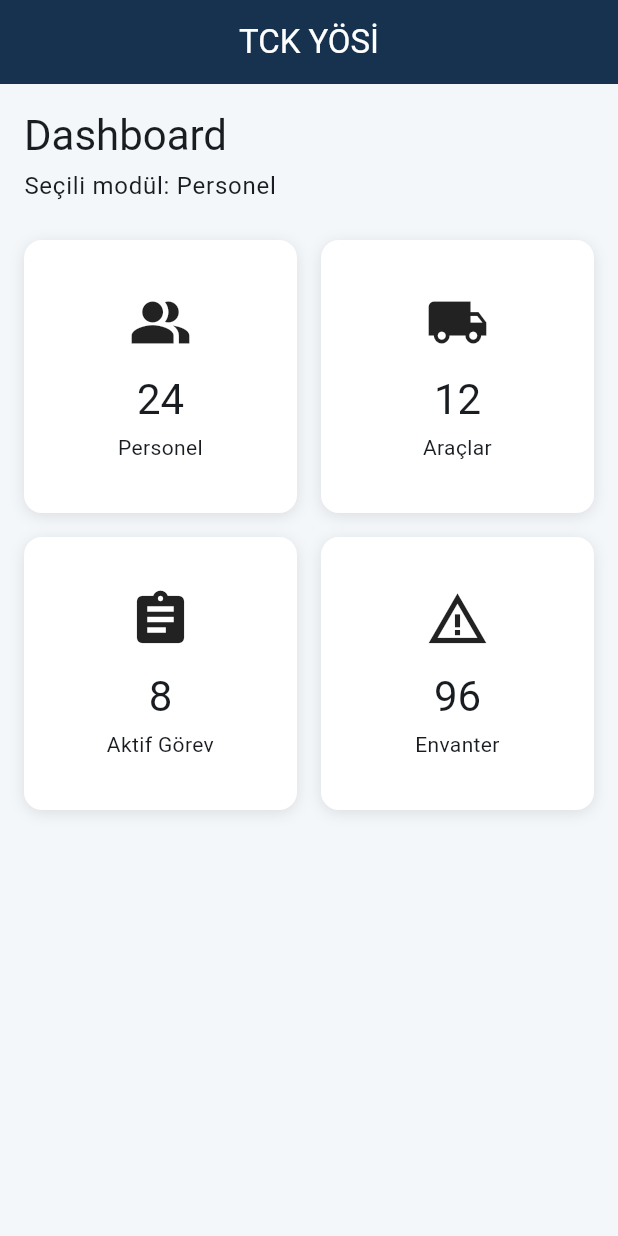
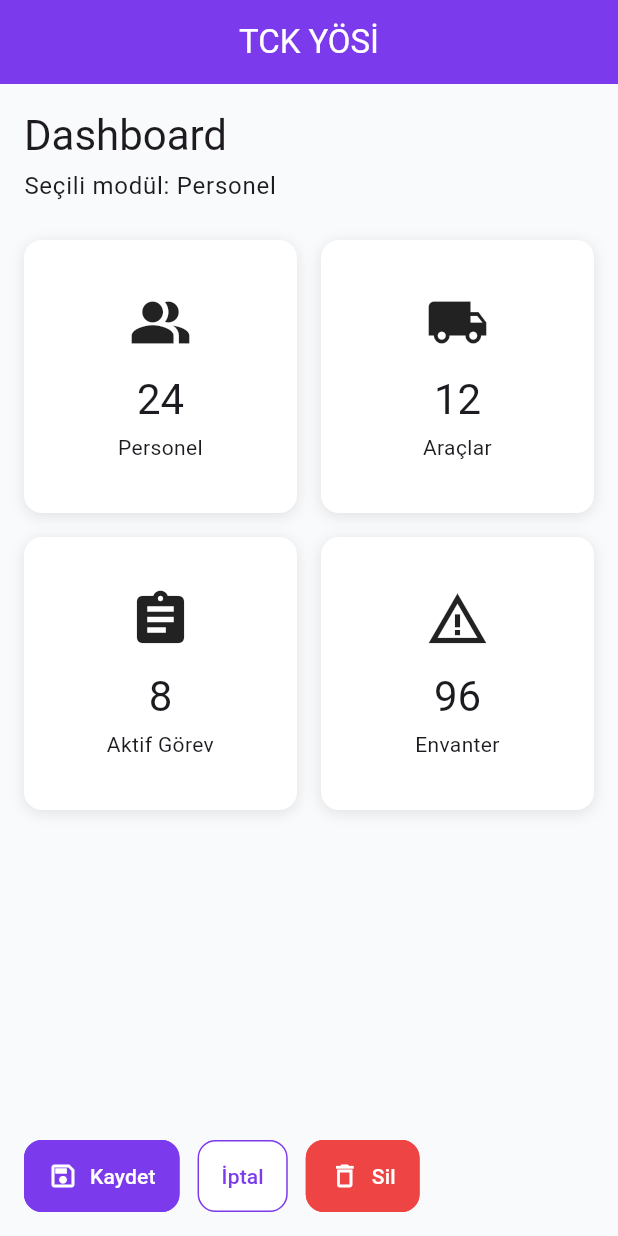
Before and after one commit to caneribrahimoglu/tck_yosi, a Flutter app: the screen it shows after launch, on a phone screen of 412 x 824 dp. Run offline on Flutter 3.47's test engine with Material 3 defaults, Android fonts, the light colour scheme and no system bars.

Commit message:
[TCK-005] Add reusable AppButton component with variants

```diff
--- /dev/null
+++ b/lib/core/enums/app_button_size.dart
@@ -0,0 +1 @@
+enum AppButtonSize { small, medium, large }
--- /dev/null
+++ b/lib/core/enums/app_button_variant.dart
@@ -0,0 +1 @@
+enum AppButtonVariant { primary, secondary, danger }
--- /dev/null
+++ b/lib/core/theme/app_button_theme.dart
@@ -0,0 +1,67 @@
+import 'package:flutter/material.dart';
+
+import '../constants/app_radius.dart';
+import '../constants/app_spacing.dart';
+import '../enums/app_button_size.dart';
+import '../enums/app_button_variant.dart';
+import 'app_colors.dart';
+
+class AppButtonTheme {
+  AppButtonTheme._();
+
+  static const BorderRadius borderRadius = AppRadius.md;
+
+  static double height(AppButtonSize size) {
+    return switch (size) {
+      AppButtonSize.small => 40,
+      AppButtonSize.medium => 48,
+      AppButtonSize.large => 56,
+    };
+  }
+
+  static Color backgroundColor(AppButtonVariant variant) {
+    return switch (variant) {
+      AppButtonVariant.primary => AppColors.primary,
+      AppButtonVariant.secondary => AppColors.surface,
+      AppButtonVariant.danger => AppColors.error,
+    };
+  }
+
+  static Color foregroundColor(AppButtonVariant variant) {
+    return switch (variant) {
+      AppButtonVariant.primary => AppColors.textOnPrimary,
+      AppButtonVariant.secondary => AppColors.primary,
+      AppButtonVariant.danger => AppColors.textOnPrimary,
+    };
+  }
+
+  static Color borderColor(AppButtonVariant variant) {
+    return switch (variant) {
+      AppButtonVariant.primary => AppColors.primary,
+      AppButtonVariant.secondary => AppColors.primary,
+      AppButtonVariant.danger => AppColors.error,
+    };
+  }
+
+  static EdgeInsetsGeometry padding(AppButtonSize size) {
+    return switch (size) {
+      AppButtonSize.small => const EdgeInsets.symmetric(
+        horizontal: AppSpacing.md,
+      ),
+      AppButtonSize.medium => const EdgeInsets.symmetric(
+        horizontal: AppSpacing.lg,
+      ),
+      AppButtonSize.large => const EdgeInsets.symmetric(
+        horizontal: AppSpacing.xl,
+      ),
+    };
+  }
+
+  static double iconSize(AppButtonSize size) {
+    return switch (size) {
+      AppButtonSize.small => 18,
+      AppButtonSize.medium => 20,
+      AppButtonSize.large => 22,
+    };
+  }
+}
--- a/lib/core/theme/app_colors.dart
+++ b/lib/core/theme/app_colors.dart
@@ -1,17 +1,44 @@
 import 'package:flutter/material.dart';
 
 class AppColors {
-  static const Color primary = Color(0xFF16324F);
-  static const Color secondary = Color(0xFFF58220);
+  AppColors._();
 
-  static const Color background = Color(0xFFF4F7FA);
+  // =========================
+  // Brand Colors
+  // =========================
+
+  static const Color primary = Color(0xFF7C3AED);
+  static const Color primaryHover = Color(0xFF6D28D9);
+  static const Color primaryPressed = Color(0xFF5B21B6);
+
+  // =========================
+  // Background Colors
+  // =========================
+
+  static const Color background = Color(0xFFF8FAFC);
   static const Color surface = Color(0xFFFFFFFF);
+  static const Color border = Color(0xFFE2E8F0);
 
-  static const Color success = Color(0xFF2EAD4D);
-  static const Color warning = Color(0xFFF2C94C);
-  static const Color error = Color(0xFFE53935);
-  static const Color info = Color(0xFF2F80ED);
+  // =========================
+  // Status Colors
+  // =========================
 
-  static const Color textPrimary = Color(0xFF1F2933);
-  static const Color textSecondary = Color(0xFF6B7280);
+  static const Color success = Color(0xFF22C55E);
+  static const Color warning = Color(0xFFF59E0B);
+  static const Color error = Color(0xFFEF4444);
+  static const Color info = Color(0xFF3B82F6);
+
+  // =========================
+  // Text Colors
+  // =========================
+
+  static const Color textPrimary = Color(0xFF111827);
+  static const Color textSecondary = Color(0xFF64748B);
+  static const Color textOnPrimary = Color(0xFFFFFFFF);
+
+  // =========================
+  // Disabled Colors
+  // =========================
+
+  static const Color disabled = Color(0xFFCBD5E1);
 }
--- a/lib/core/theme/app_theme.dart
+++ b/lib/core/theme/app_theme.dart
@@ -3,20 +3,22 @@ import 'package:flutter/material.dart';
 import 'app_colors.dart';
 
 class AppTheme {
+  AppTheme._();
+
   static ThemeData get lightTheme {
     return ThemeData(
       useMaterial3: true,
       scaffoldBackgroundColor: AppColors.background,
       colorScheme: ColorScheme.fromSeed(
         seedColor: AppColors.primary,
+        brightness: Brightness.light,
         primary: AppColors.primary,
-        secondary: AppColors.secondary,
         surface: AppColors.surface,
         error: AppColors.error,
       ),
       appBarTheme: const AppBarTheme(
         backgroundColor: AppColors.primary,
-        foregroundColor: Colors.white,
+        foregroundColor: AppColors.textOnPrimary,
         centerTitle: true,
         elevation: 0,
       ),
@@ -29,7 +31,7 @@ class AppTheme {
       filledButtonTheme: FilledButtonThemeData(
         style: FilledButton.styleFrom(
           backgroundColor: AppColors.primary,
-          foregroundColor: Colors.white,
+          foregroundColor: AppColors.textOnPrimary,
           minimumSize: const Size(48, 48),
           shape: RoundedRectangleBorder(
             borderRadius: BorderRadius.circular(14),
--- a/lib/features/dashboard/pages/dashboard_page.dart
+++ b/lib/features/dashboard/pages/dashboard_page.dart
@@ -2,6 +2,7 @@ import 'package:flutter/material.dart';
 import '../../../core/responsive/responsive.dart';
 import '../../../core/constants/app_spacing.dart';
 import '../../../shared/widgets/app_card.dart';
+import '../../../shared/widgets/app_button.dart';
 
 class DashboardPage extends StatefulWidget {
   const DashboardPage({super.key});
@@ -143,6 +144,33 @@ class _DashboardContent extends StatelessWidget {
                 ],
               ),
             ),
+            const SizedBox(height: AppSpacing.xl),
+            Wrap(
+              spacing: AppSpacing.md,
+              runSpacing: AppSpacing.md,
+              children: [
+                AppButton.primary(
+                  label: 'Kaydet',
+                  icon: Icons.save_outlined,
+                  onPressed: () {
+                    debugPrint('Kaydet tıklandı');
+                  },
+                ),
+                AppButton.secondary(
+                  label: 'İptal',
+                  onPressed: () {
+                    debugPrint('İptal tıklandı');
+                  },
+                ),
+                AppButton.danger(
+                  label: 'Sil',
+                  icon: Icons.delete_outline,
+                  onPressed: () {
+                    debugPrint('Sil tıklandı');
+                  },
+                ),
+              ],
+            ),
           ],
         ),
       ),
--- a/lib/shared/widgets/app_button.dart
+++ b/lib/shared/widgets/app_button.dart
@@ -1,10 +1,100 @@
-import 'package:flutter/cupertino.dart';
+import 'package:flutter/material.dart';
 
-enum AppButtonVariant { primary, secondary, outline }
+import '../../core/enums/app_button_size.dart';
+import '../../core/enums/app_button_variant.dart';
+import '../../core/constants/app_spacing.dart';
+import '../../core/theme/app_button_theme.dart';
 
 class AppButton extends StatelessWidget {
   final String label;
   final VoidCallback? onPressed;
   final IconData? icon;
+  final AppButtonSize size;
   final AppButtonVariant variant;
+
+  const AppButton._({
+    super.key,
+    required this.label,
+    required this.onPressed,
+    required this.icon,
+    required this.size,
+    required this.variant,
+  });
+
+  const AppButton.primary({
+    Key? key,
+    required String label,
+    required VoidCallback? onPressed,
+    IconData? icon,
+    AppButtonSize size = AppButtonSize.medium,
+  }) : this._(
+         key: key,
+         label: label,
+         onPressed: onPressed,
+         icon: icon,
+         size: size,
+         variant: AppButtonVariant.primary,
+       );
+  const AppButton.secondary({
+    Key? key,
+    required String label,
+    required VoidCallback? onPressed,
+    IconData? icon,
+    AppButtonSize size = AppButtonSize.medium,
+  }) : this._(
+         key: key,
+         label: label,
+         onPressed: onPressed,
+         icon: icon,
+         size: size,
+         variant: AppButtonVariant.secondary,
+       );
+
+  const AppButton.danger({
+    Key? key,
+    required String label,
+    required VoidCallback? onPressed,
+    IconData? icon,
+    AppButtonSize size = AppButtonSize.medium,
+  }) : this._(
+         key: key,
+         label: label,
+         onPressed: onPressed,
+         icon: icon,
+         size: size,
+         variant: AppButtonVariant.danger,
+       );
+
+  @override
+  Widget build(BuildContext context) {
+    final backgroundColor = AppButtonTheme.backgroundColor(variant);
+    final foregroundColor = AppButtonTheme.foregroundColor(variant);
+    final borderColor = AppButtonTheme.borderColor(variant);
+
+    return SizedBox(
+      height: AppButtonTheme.height(size),
+      child: FilledButton(
+        onPressed: onPressed,
+        style: FilledButton.styleFrom(
+          backgroundColor: backgroundColor,
+          foregroundColor: foregroundColor,
+          padding: AppButtonTheme.padding(size),
+          shape: RoundedRectangleBorder(
+            borderRadius: AppButtonTheme.borderRadius,
+            side: BorderSide(color: borderColor),
+          ),
+        ),
+        child: icon == null
+            ? Text(label)
+            : Row(
+                mainAxisSize: MainAxisSize.min,
+                children: [
+                  Icon(icon, size: AppButtonTheme.iconSize(size)),
+                  const SizedBox(width: AppSpacing.sm),
+                  Text(label),
+                ],
+              ),
+      ),
+    );
+  }
 }
```
